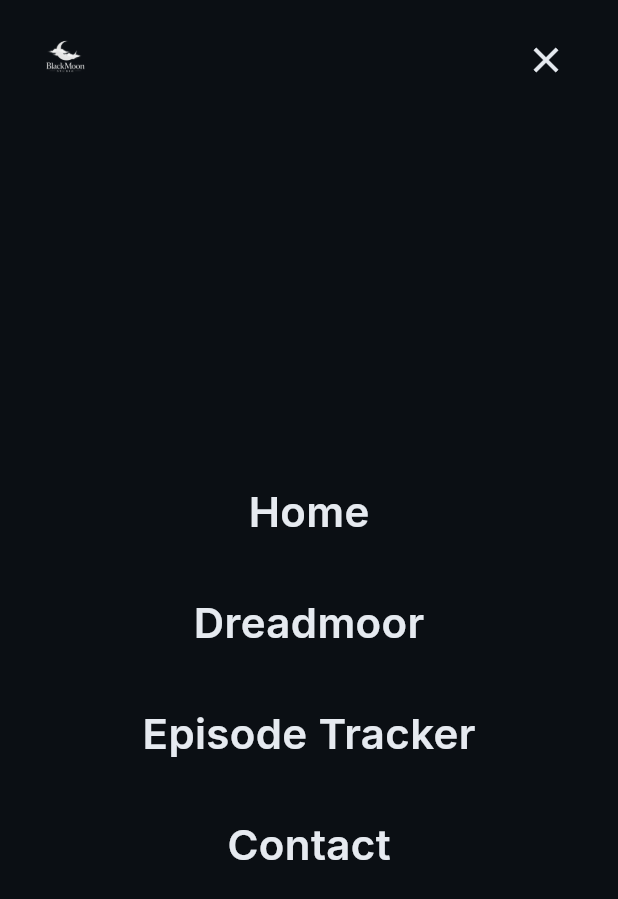
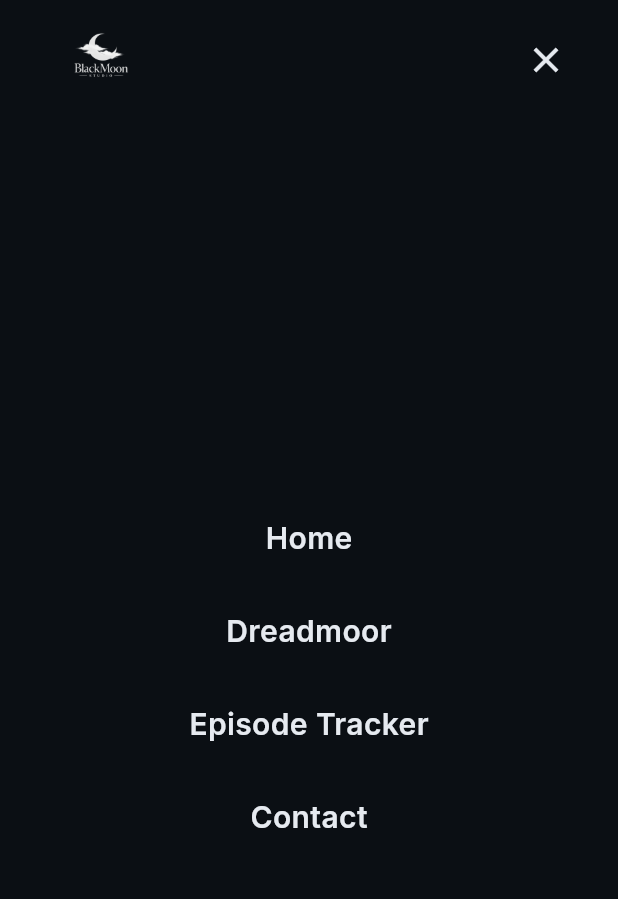
Before and after one commit to kirasimon565/blackmoon_web, a Flutter app: the screen it shows after launch, after a tap on "View Projects", after a tap on the "menu" icon, on a phone screen of 412 x 824 dp. Shown: the top 899 px of the screen. Run offline on Flutter 3.47's test engine with Material 3 defaults, Android fonts, the phone set to English and light mode, and no system bars; our stand-ins replace go_router.

Commit message:
Fix visual and asset issues across the app
- Replaced favicon with studio symbol.
- Updated global AppTheme and AppTextStyles for proper typography scale and button design.
- Adjusted main layout header spacing and made logo size responsive with better visibility.
- Fixed hero section to use proper background image layering (fog and noise) and corrected the concave shape clipper.
- Refactored tracker page and episode cards to exactly match specified ASCII layout rules.
- Cleaned up unused image assets.

Co-authored-by: natalieparker345 <218137784+natalieparker345@users.noreply.github.com>

```diff
--- a/lib/core/theme/app_text_styles.dart
+++ b/lib/core/theme/app_text_styles.dart
@@ -14,7 +14,7 @@ class AppTextStyles {
 
   static const TextStyle h2 = TextStyle(
     fontFamily: fontFamily,
-    fontSize: 28,
+    fontSize: 20,
     fontWeight: FontWeight.w600, // SemiBold
     color: AppColors.textPrimary,
     height: 1.5,
--- a/lib/core/theme/app_theme.dart
+++ b/lib/core/theme/app_theme.dart
@@ -30,9 +30,11 @@ class AppTheme {
           backgroundColor: AppColors.accent,
           foregroundColor: AppColors.textPrimary,
           textStyle: AppTextStyles.bodyMedium,
-          padding: const EdgeInsets.symmetric(horizontal: 24, vertical: 16),
+          padding: const EdgeInsets.symmetric(horizontal: 32, vertical: 16),
+          elevation: 4, // Enables shadow
+          shadowColor: Colors.black.withOpacity(0.25),
           shape: RoundedRectangleBorder(
-            borderRadius: BorderRadius.circular(8),
+            borderRadius: BorderRadius.circular(12),
           ),
         ),
       ),
@@ -41,9 +43,12 @@ class AppTheme {
           foregroundColor: AppColors.textPrimary,
           textStyle: AppTextStyles.bodyMedium,
           side: const BorderSide(color: AppColors.accent, width: 2),
-          padding: const EdgeInsets.symmetric(horizontal: 24, vertical: 16),
+          padding: const EdgeInsets.symmetric(horizontal: 32, vertical: 16),
+          elevation: 4, // Enables shadow
+          shadowColor: Colors.black.withOpacity(0.25),
+          backgroundColor: AppColors.background, // Ensure background is solid for shadow to show properly
           shape: RoundedRectangleBorder(
-            borderRadius: BorderRadius.circular(8),
+            borderRadius: BorderRadius.circular(12),
           ),
         ),
       ),
--- a/lib/features/home/home_page.dart
+++ b/lib/features/home/home_page.dart
@@ -36,22 +36,19 @@ class _IntroSection extends StatelessWidget {
       height: headerHeight,
       child: Stack(
         children: [
-          // Background Layer 1: fog
           Positioned.fill(
             child: Image.asset(
               'assets/images/backgrounds/fog_main.png',
               fit: BoxFit.cover,
-              color: Colors.white.withAlpha(76), // 0.3 opacity
-              colorBlendMode: BlendMode.modulate,
             ),
           ),
-          // Background Layer 2: noise texture
           Positioned.fill(
-            child: Image.asset(
-              'assets/images/backgrounds/noise_texture.png',
-              fit: BoxFit.cover,
-              color: Colors.white.withAlpha(38), // ~0.15 opacity
-              colorBlendMode: BlendMode.modulate,
+            child: Opacity(
+              opacity: 0.12,
+              child: Image.asset(
+                'assets/images/backgrounds/noise_texture.png',
+                fit: BoxFit.cover,
+              ),
             ),
           ),
           // Content
@@ -65,38 +62,21 @@ class _IntroSection extends StatelessWidget {
                     style: AppTextStyles.h1,
                     textAlign: TextAlign.center,
                   ),
-                  const SizedBox(height: 20),
+                  const SizedBox(height: 16),
                   const Text(
                     'Interactive story studio',
                     style: AppTextStyles.h2,
                     textAlign: TextAlign.center,
                   ),
-                  const SizedBox(height: 32),
-                  Container(
-                    decoration: BoxDecoration(
-                      borderRadius: BorderRadius.circular(12),
-                      boxShadow: [
-                        BoxShadow(
-                          color: Colors.black.withAlpha(76), // 0.3 opacity
-                          blurRadius: 10,
-                          offset: const Offset(0, 4),
-                        ),
-                      ],
-                    ),
-                    child: ElevatedButton(
-                      style: ElevatedButton.styleFrom(
-                        shape: RoundedRectangleBorder(
-                          borderRadius: BorderRadius.circular(12),
-                        ),
-                      ),
-                      onPressed: () => context.go(AppRoutes.dreadmoor),
-                      child: const Text('View Projects'),
-                    ),
+                  const SizedBox(height: 24),
+                  ElevatedButton(
+                    onPressed: () => context.go(AppRoutes.dreadmoor),
+                    child: const Text('View Projects'),
                   ),
                   const SizedBox(height: 48),
                   Text(
                     'Independent studio focused on narrative-driven experiences.',
-                    style: AppTextStyles.bodySecondary,
+                    style: AppTextStyles.body,
                     textAlign: TextAlign.center,
                   ),
                 ],
--- a/lib/features/home/widgets/concave_header.dart
+++ b/lib/features/home/widgets/concave_header.dart
@@ -4,12 +4,12 @@ class ConcaveClipper extends CustomClipper<Path> {
   @override
   Path getClip(Size size) {
     final path = Path();
-    path.lineTo(0, size.height); // Start at the bottom left
+    path.lineTo(0, size.height - 20); // Start slightly above the bottom left
 
-    // Create a subtle upward (inward) curve in the center
+    // Create a smooth, shallow U-shape (concave) bezier curve to the bottom right
     path.quadraticBezierTo(
-      size.width / 2, size.height - 40, // Control point pulls the bottom edge upwards by 40px
-      size.width, size.height, // End at the bottom right
+      size.width / 2, size.height + 20, // Control point slightly below the bottom edge
+      size.width, size.height - 20, // End slightly above the bottom right
     );
 
     path.lineTo(size.width, 0);
--- a/lib/shared/layout/main_scaffold.dart
+++ b/lib/shared/layout/main_scaffold.dart
@@ -75,27 +75,33 @@ class _Header extends StatelessWidget {
   @override
   Widget build(BuildContext context) {
     final bool isDesktop = Responsive.isDesktop(context);
+    final double logoHeight = isDesktop ? 72.0 : 56.0;
 
     return Container(
       color: AppColors.background,
-      height: 80,
+      height: 80, // Using 80 to ensure 64px min, and accommodating 72px logo
+      padding: const EdgeInsets.symmetric(horizontal: 24),
       child: ResponsiveContainer(
         child: Row(
           mainAxisAlignment: MainAxisAlignment.spaceBetween,
+          crossAxisAlignment: CrossAxisAlignment.center,
           children: [
             // Logo
             MouseRegion(
               cursor: SystemMouseCursors.click,
               child: GestureDetector(
                 onTap: () => context.go(AppRoutes.home),
+                child: Padding(
+                  padding: const EdgeInsets.only(left: 16),
                   child: ColorFiltered(
                     colorFilter: ColorFilter.mode(
-                    Colors.white.withAlpha(230), // 0.9 * 255 ≈ 230
+                      Colors.white.withOpacity(0.9), // 0.9 opacity overlay
                       BlendMode.srcATop,
                     ),
                     child: Image.asset(
                       'assets/images/studio/blackmoon_logo.png',
-                    height: 40,
+                      height: logoHeight,
+                    ),
                   ),
                 ),
               ),
@@ -181,15 +187,19 @@ class _MobileOverlayMenu extends StatelessWidget {
               padding: const EdgeInsets.symmetric(horizontal: 24),
               child: Row(
                 mainAxisAlignment: MainAxisAlignment.spaceBetween,
+                crossAxisAlignment: CrossAxisAlignment.center,
                 children: [
-                  ColorFiltered(
+                  Padding(
+                    padding: const EdgeInsets.only(left: 16),
+                    child: ColorFiltered(
                       colorFilter: ColorFilter.mode(
-                      Colors.white.withAlpha(230),
+                        Colors.white.withOpacity(0.9),
                         BlendMode.srcATop,
                       ),
                       child: Image.asset(
                         'assets/images/studio/blackmoon_logo.png',
-                      height: 40,
+                        height: 56, // mobile size
+                      ),
                     ),
                   ),
                   IconButton(
```
Also changed, not shown: lib/features/tracker/widgets/episode_card.dart (+14 -7 lines), lib/features/tracker/widgets/progress_bar.dart (+18 -15 lines), assets/images/backgrounds/fog_overlay.png (deleted), assets/images/studio/blackmoon_logo_white.png (deleted), assets/images/ui/divider.png (deleted), assets/images/ui/glow.png (deleted), 1 other file. Lines whose indentation alone changed are shown as unchanged.
